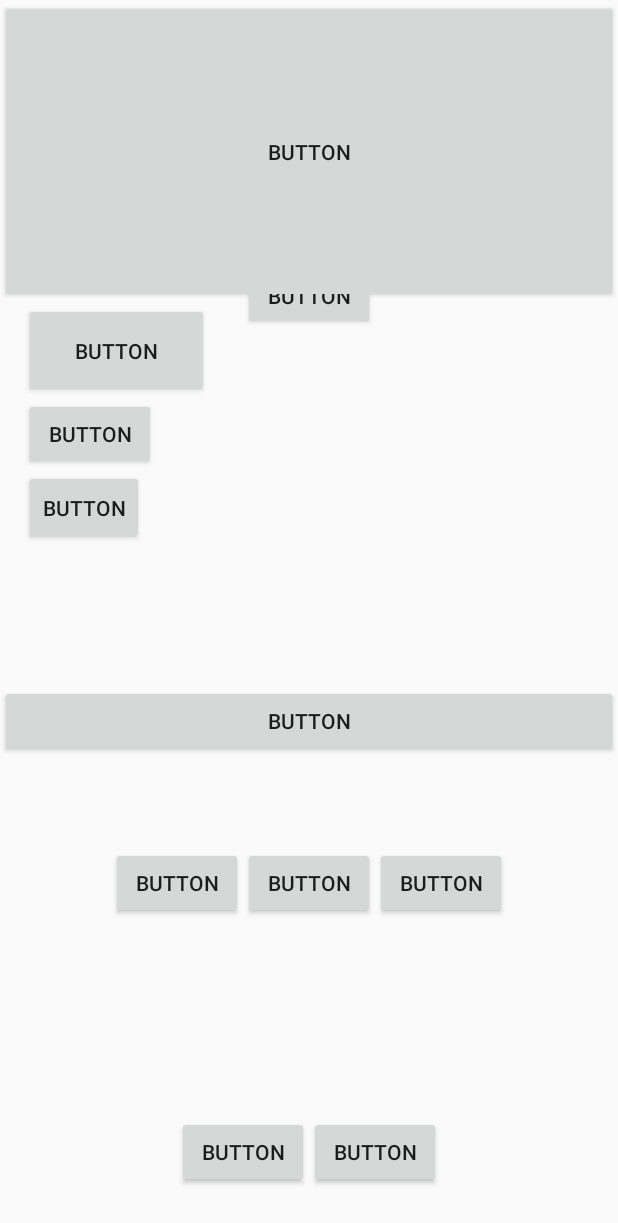
After one commit to HuangJianHong/TestBarChart, an Android app: the ConstaintLayoutActivity screen opened directly, with no data from a screen before it, on a phone screen of 412 x 824 dp. The commit adds this screen. Shown: the top 1223 px of the screen. Run offline under Robolectric (Android 15) with nearby library versions, the phone set to English and light mode, and no system bars.

Commit message:
[Test] ConstaintLayout使用实操.

```diff
--- a/app/src/main/AndroidManifest.xml
+++ b/app/src/main/AndroidManifest.xml
@@ -35,8 +35,7 @@
         <activity android:name="com.cncn.LoopereHandle.LoopTest" />
         <activity android:name="com.cncn.testjava.SimpleActivity" />
         <activity
-            android:name=".coordinatetest.ScrollingActivity"
-            android:label="@string/title_activity_scrolling"
+            android:name=".ConstaintLayoutActivity"
             android:theme="@style/AppTheme.NoActionBar"></activity>
     </application>
 
--- /dev/null
+++ b/app/src/main/java/com/cncn/www/testbarchart/ConstaintLayoutActivity.java
@@ -0,0 +1,16 @@
+package com.cncn.www.testbarchart;
+
+import android.os.Bundle;
+import android.support.v7.app.AppCompatActivity;
+
+public class ConstaintLayoutActivity extends AppCompatActivity {
+
+    @Override
+    protected void onCreate(Bundle savedInstanceState) {
+        super.onCreate(savedInstanceState);
+        setContentView(R.layout.content_constaint_layout);
+
+
+
+    }
+}
--- a/app/src/main/java/com/cncn/www/testbarchart/FirstActivity.java
+++ b/app/src/main/java/com/cncn/www/testbarchart/FirstActivity.java
@@ -51,12 +51,17 @@ public class FirstActivity extends AppCompatActivity {
         startActivity(new Intent(this, SimpleActivity.class));
     }
 
-    @OnClick({R.id.CoordinatorLayoutTest})
+    @OnClick({R.id.CoordinatorLayoutTest, R.id.ConstraintLayout})
     public void onViewClick(View view) {
         switch (view.getId()) {
             case R.id.CoordinatorLayoutTest:
                 startActivity(new Intent(this, ScrollingActivity.class));
                 break;
+
+            case R.id.ConstraintLayout:
+                startActivity(new Intent(this, ConstaintLayoutActivity.class));
+                break;
+
 
             default:
                 break;
--- a/app/src/main/res/layout/activity_first.xml
+++ b/app/src/main/res/layout/activity_first.xml
@@ -77,6 +77,12 @@
         android:text="ScrollActivity"
         />
 
+    <Button
+        android:id="@+id/ConstraintLayout"
+        android:layout_width="wrap_content"
+        android:layout_height="wrap_content"
+        android:text="约束性布局"
+        />
 
 
 
--- /dev/null
+++ b/app/src/main/res/layout/content_constaint_layout.xml
@@ -0,0 +1,137 @@
+<?xml version="1.0" encoding="utf-8"?>
+<android.support.constraint.ConstraintLayout xmlns:android="http://schemas.android.com/apk/res/android"
+    xmlns:app="http://schemas.android.com/apk/res-auto"
+    android:layout_width="match_parent"
+    android:layout_height="match_parent">
+
+
+    <Button
+        android:id="@+id/button"
+        android:layout_width="wrap_content"
+        android:layout_height="46dp"
+        android:layout_marginTop="20dp"
+        android:text="Button"
+        app:layout_constraintBottom_toBottomOf="parent"
+        app:layout_constraintEnd_toEndOf="parent"
+        app:layout_constraintLeft_toLeftOf="parent"
+        app:layout_constraintRight_toRightOf="parent"
+        app:layout_constraintStart_toStartOf="parent"
+        app:layout_constraintTop_toTopOf="parent"
+        app:layout_constraintVertical_bias="0.203" />
+
+    <Button
+        android:id="@+id/button2"
+        android:layout_width="0dp"
+        android:layout_height="wrap_content"
+        android:layout_marginBottom="319dp"
+        android:layout_marginTop="32dp"
+        android:text="Button"
+        app:layout_constraintBottom_toBottomOf="parent"
+        app:layout_constraintEnd_toEndOf="parent"
+        app:layout_constraintStart_toStartOf="parent"
+        app:layout_constraintTop_toBottomOf="@+id/guideline3" />
+
+    <Button
+        android:id="@+id/button6"
+        android:layout_width="wrap_content"
+        android:layout_height="wrap_content"
+        android:text="Button"
+        app:layout_constraintBottom_toBottomOf="@+id/button7"
+        app:layout_constraintEnd_toStartOf="@+id/button7"
+        app:layout_constraintHorizontal_chainStyle="packed"
+        app:layout_constraintStart_toStartOf="parent" />
+
+    <Button
+        android:id="@+id/button7"
+        android:layout_width="wrap_content"
+        android:layout_height="wrap_content"
+        android:layout_marginTop="60dp"
+        android:text="Button"
+        app:layout_constraintEnd_toStartOf="@+id/button8"
+        app:layout_constraintStart_toEndOf="@+id/button6"
+        app:layout_constraintTop_toBottomOf="@+id/button2" />
+
+    <Button
+        android:id="@+id/button8"
+        android:layout_width="wrap_content"
+        android:layout_height="wrap_content"
+        android:text="Button"
+        app:layout_constraintBottom_toBottomOf="@+id/button7"
+        app:layout_constraintEnd_toEndOf="parent"
+        app:layout_constraintHorizontal_chainStyle="packed"
+        app:layout_constraintStart_toEndOf="@+id/button7" />
+
+    <Button
+        android:id="@+id/button9"
+        android:layout_width="123dp"
+        android:layout_height="63dp"
+        android:layout_marginLeft="16dp"
+        android:text="Button"
+        app:layout_constraintBottom_toTopOf="@+id/button10"
+        app:layout_constraintLeft_toLeftOf="parent"
+        app:layout_constraintTop_toTopOf="parent"
+        app:layout_constraintVertical_chainStyle="packed" />
+
+    <Button
+        android:id="@+id/button10"
+        android:layout_width="wrap_content"
+        android:layout_height="wrap_content"
+        android:layout_marginLeft="16dp"
+        android:text="Button"
+        app:layout_constraintBottom_toTopOf="@+id/button11"
+        app:layout_constraintLeft_toLeftOf="parent"
+        app:layout_constraintTop_toBottomOf="@+id/button9" />
+
+    <Button
+        android:id="@+id/button11"
+        android:layout_width="80dp"
+        android:layout_height="50dp"
+        android:layout_marginLeft="16dp"
+        android:text="Button"
+        app:layout_constraintBottom_toTopOf="@+id/button6"
+        app:layout_constraintLeft_toLeftOf="parent"
+        app:layout_constraintTop_toBottomOf="@+id/button10" />
+
+    <Button
+        android:id="@+id/button12"
+        android:layout_width="0dp"
+        android:layout_height="0dp"
+        android:text="Button"
+        app:layout_constraintBottom_toTopOf="@+id/button9"
+        app:layout_constraintEnd_toEndOf="parent"
+        app:layout_constraintHorizontal_bias="0.0"
+        app:layout_constraintLeft_toLeftOf="parent"
+        app:layout_constraintRight_toRightOf="parent"
+        app:layout_constraintStart_toStartOf="parent"
+        app:layout_constraintTop_toTopOf="parent"
+        app:layout_constraintVertical_bias="1.0" />
+
+    <android.support.constraint.Guideline
+        android:id="@+id/guideline3"
+        android:layout_width="wrap_content"
+        android:layout_height="0dp"
+        android:layout_marginBottom="199dp"
+        android:orientation="vertical"
+        app:layout_constraintBottom_toTopOf="@+id/button2"
+        app:layout_constraintGuide_percent="0.5"
+        app:layout_constraintTop_toTopOf="parent" />
+
+    <Button
+        android:id="@+id/button13"
+        android:layout_width="wrap_content"
+        android:layout_height="wrap_content"
+        android:layout_marginBottom="32dp"
+        android:text="Button"
+        app:layout_constraintBottom_toBottomOf="parent"
+        app:layout_constraintStart_toEndOf="@+id/guideline3" />
+
+    <Button
+        android:id="@+id/button14"
+        android:layout_width="wrap_content"
+        android:layout_height="wrap_content"
+        android:layout_marginBottom="32dp"
+        android:text="Button"
+        app:layout_constraintBottom_toBottomOf="parent"
+        app:layout_constraintEnd_toStartOf="@+id/button13" />
+
+</android.support.constraint.ConstraintLayout>
--- a/app/src/main/res/values/strings.xml
+++ b/app/src/main/res/values/strings.xml
@@ -18,8 +18,6 @@
     <string name="ok">确定</string>
     <string name="edit">编辑</string>
     <string name="setting_title">设置</string>
-
-
 
 
     <string name="title_activity_scrolling">ScrollingActivity</string>
@@ -113,4 +111,5 @@
         "when a user tries to pick up one of cards.\n\n"
     </string>
     <string name="action_settings">Settings</string>
+    <string name="title_activity_constaint_layout">ConstaintLayoutActivity</string>
 </resources>
```
